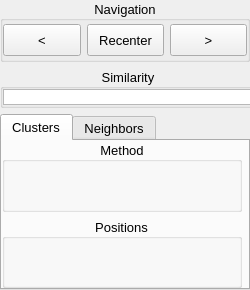
The window that libs/gui-osg-qt/ACBrowserControlsCompleteDockWidgetQt.ui (MediaCycle/MediaCycle) describes before a commit, drawn with Qt 5.
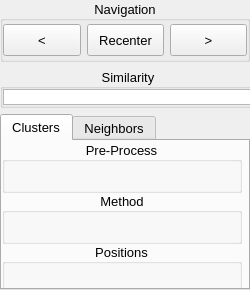
The same window after the commit.

Commit message: PreProcessing plugins parameters can now be accessed from the browser dock in clusters mode

Patch:
```diff
--- a/libs/gui-osg-qt/ACBrowserControlsCompleteDockWidgetQt.ui
+++ b/libs/gui-osg-qt/ACBrowserControlsCompleteDockWidgetQt.ui
@@ -340,6 +340,45 @@
         <property name="margin">
          <number>0</number>
         </property>
+        <item>
+         <widget class="QGroupBox" name="groupBoxPreProcess">
+          <property name="sizePolicy">
+           <sizepolicy hsizetype="Fixed" vsizetype="MinimumExpanding">
+            <horstretch>0</horstretch>
+            <verstretch>0</verstretch>
+           </sizepolicy>
+          </property>
+          <property name="minimumSize">
+           <size>
+            <width>240</width>
+            <height>52</height>
+           </size>
+          </property>
+          <property name="title">
+           <string>Pre-Process</string>
+          </property>
+          <property name="alignment">
+           <set>Qt::AlignCenter</set>
+          </property>
+          <property name="flat">
+           <bool>true</bool>
+          </property>
+          <layout class="QVBoxLayout" name="verticalLayoutPreProcess">
+           <property name="leftMargin">
+            <number>0</number>
+           </property>
+           <property name="topMargin">
+            <number>12</number>
+           </property>
+           <property name="rightMargin">
+            <number>0</number>
+           </property>
+           <property name="bottomMargin">
+            <number>0</number>
+           </property>
+          </layout>
+         </widget>
+        </item>
         <item>
          <widget class="QGroupBox" name="groupBoxClustersMethod">
           <property name="sizePolicy">
```
Left out of the diff: 4 changed lines with no effect on the pictures. The commit also changes 3 other files.
